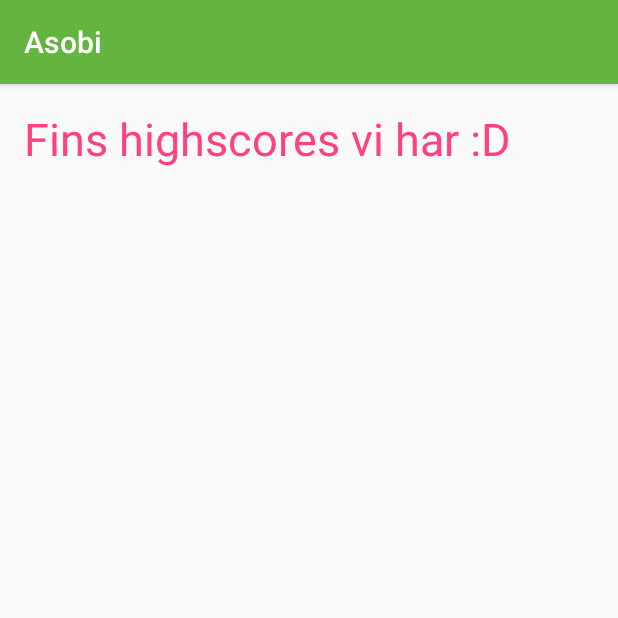
After one commit to OlegBottiger/AndroidProject_QuizApp_Game, an Android app: the HighscoreActivity screen opened directly, with no data from a screen before it, on a phone screen of 412 x 824 dp, the top half of it. The commit adds this screen. Run offline under Robolectric (Android 15) with nearby library versions, the phone set to English and light mode, and no system bars.

Commit message:
Created Highscore activity

```diff
--- a/app/src/main/AndroidManifest.xml
+++ b/app/src/main/AndroidManifest.xml
@@ -17,6 +17,8 @@
         </activity>
         <activity android:name=".AboutActivity" >
         </activity>
+        <activity android:name=".HighscoreActivity" >
+        </activity>
     </application>
 
 </manifest>
--- /dev/null
+++ b/app/src/main/java/com/example/iths/asobi/HighscoreActivity.java
@@ -0,0 +1,13 @@
+package com.example.iths.asobi;
+
+import android.support.v7.app.AppCompatActivity;
+import android.os.Bundle;
+
+public class HighscoreActivity extends AppCompatActivity {
+
+    @Override
+    protected void onCreate(Bundle savedInstanceState) {
+        super.onCreate(savedInstanceState);
+        setContentView(R.layout.activity_highscore);
+    }
+}
--- /dev/null
+++ b/app/src/main/res/layout/activity_highscore.xml
@@ -0,0 +1,17 @@
+<?xml version="1.0" encoding="utf-8"?>
+<LinearLayout xmlns:android="http://schemas.android.com/apk/res/android"
+    xmlns:tools="http://schemas.android.com/tools" android:layout_width="match_parent"
+    android:layout_height="match_parent" android:paddingLeft="@dimen/activity_horizontal_margin"
+    android:paddingRight="@dimen/activity_horizontal_margin"
+    android:paddingTop="@dimen/activity_vertical_margin"
+    android:paddingBottom="@dimen/activity_vertical_margin"
+    tools:context="com.example.iths.asobi.HighscoreActivity">
+
+    <TextView
+        android:layout_width="match_parent"
+        android:layout_height="match_parent"
+        android:id="@+id/HighscoreText"
+        android:text="@string/HighscoreText"
+        android:textSize="30sp"
+        android:textColor="@color/colorAccent"/>
+</LinearLayout>
--- a/app/src/main/res/values/strings.xml
+++ b/app/src/main/res/values/strings.xml
@@ -4,4 +4,5 @@
     <string name="test_sync">Lets see if we can make this sync</string>
     <string name="thomas_testSync">Thomas test sync</string>
     <string name="AboutText"><![CDATA[Detta är about activityn :>)]]></string>
+    <string name="HighscoreText">Fins highscores vi har :D</string>
 </resources>
```
